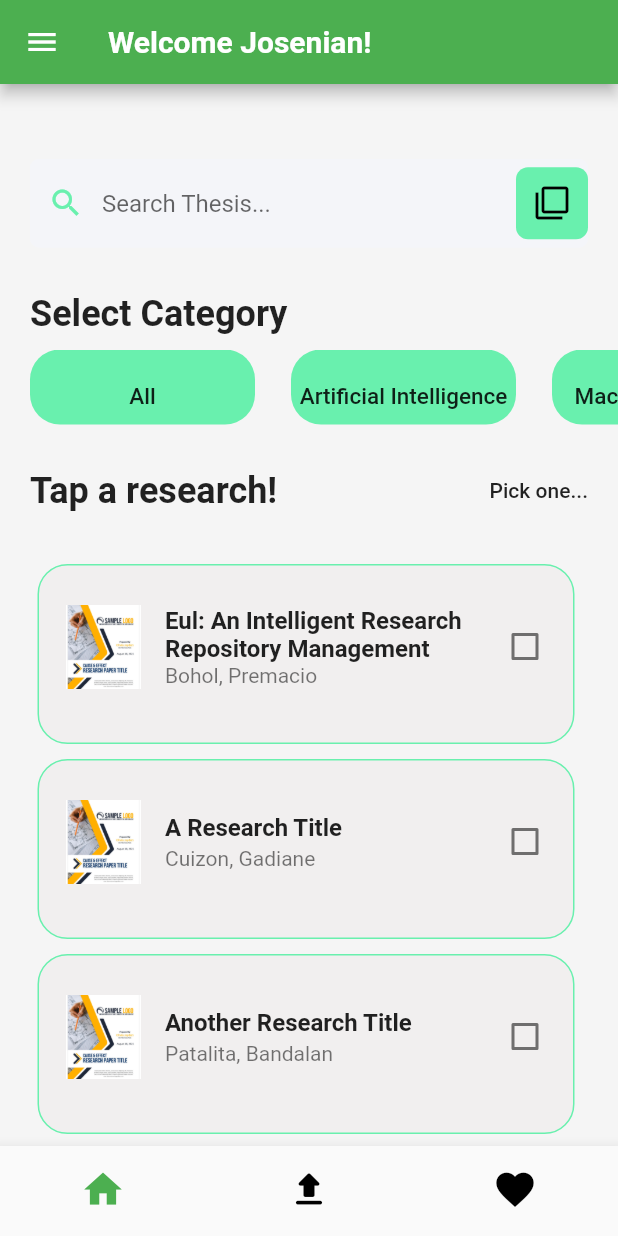
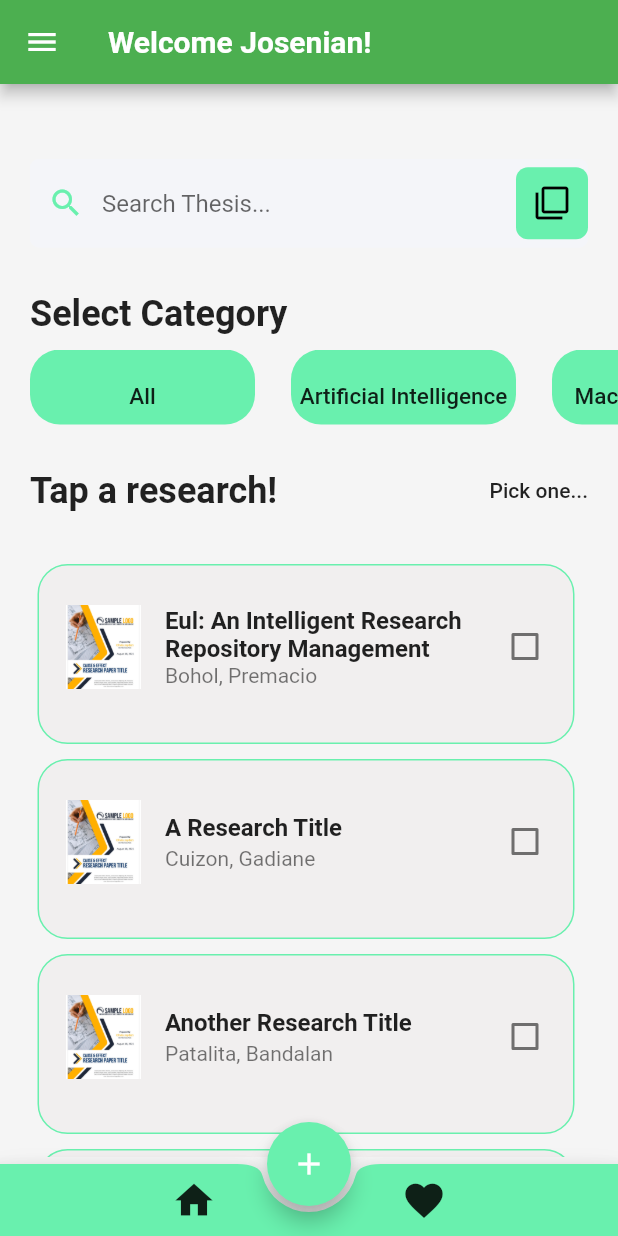
Before and after one commit to warpten123/Eul_Thesis, a Flutter app: the UserDashboard screen opened directly, on a phone screen of 412 x 824 dp. Run offline on Flutter 3.47's test engine with Material 2 defaults, Android fonts, the phone set to English and light mode, and no system bars; Roboto replaces fonts that are missing (LeonSans).

Commit message:
ui changes

```diff
--- a/lib/screens/content_userDashboard.dart
+++ b/lib/screens/content_userDashboard.dart
@@ -76,41 +76,6 @@ class _ContentUserDashBoardState extends State<ContentUserDashBoard> {
         child: Column(
           crossAxisAlignment: CrossAxisAlignment.start,
           children: <Widget>[
-            // SizedBox(
-            //   height: 60,
-            // ),
-            // Padding(
-            //   padding: EdgeInsets.only(left: 20, right: 20),
-            //   child: Row(
-            //     mainAxisAlignment: MainAxisAlignment.spaceBetween,
-            //     children: <Widget>[
-            //       Icon(
-            //         Icons.menu,
-            //         size: 36,
-            //       ),
-            //       ClipRRect(
-            //         borderRadius: BorderRadius.circular(30),
-            //         child: Image.asset(
-            //           'assets/pj.jpg',
-            //           height: 36,
-            //           width: 36,
-            //           fit: BoxFit.cover,
-            //         ),
-            //       ),
-            //     ],
-            //   ),
-            // ),
-            // SizedBox(
-            //   height: 30,
-            // ),
-            // Padding(
-            //   padding: EdgeInsets.only(left: 20),
-            //   child: Text(
-            //     'Welcome Josenian!',
-            //     style: TextStyle(
-            //         fontSize: 40, height: 1.2, fontWeight: FontWeight.bold),
-            //   ),
-            // ),
             SizedBox(
               height: 50,
             ),
@@ -302,10 +267,71 @@ class _ContentUserDashBoardState extends State<ContentUserDashBoard> {
           ],
         ),
       ),
-      // floatingActionButton: FloatingActionButton(
-      //   child: Icon(Icons.add),
-      //   onPressed: () {},
-      // ),
+      floatingActionButton: FloatingActionButton(
+        child: Icon(Icons.add),
+        backgroundColor: Colors.greenAccent,
+        splashColor: Colors.green,
+        onPressed: () {
+          showDialog(
+              context: context,
+              builder: (context) {
+                return Container(
+                  child: AlertDialog(
+                    title: Text(
+                      'Upload File',
+                      style: TextStyle(
+                          fontWeight: FontWeight.bold, fontSize: 20.0),
+                    ),
+                    content: IconButton(
+                      icon: Icon(
+                        Icons.upload,
+                        size: 50.0,
+                      ),
+                      onPressed: () {},
+                    ),
+                    actions: [
+                      TextButton(
+                          onPressed: () {
+                            Navigator.pop(context);
+                          },
+                          child: Text('CANCEL',
+                              style: TextStyle(
+                                fontSize: 18.0,
+                              ))),
+                      TextButton(
+                          onPressed: () {
+                            Navigator.pop(context);
+                          },
+                          child: Text('CONFIRM',
+                              style: TextStyle(
+                                fontSize: 18.0,
+                              ))),
+                    ],
+                  ),
+                );
+              });
+        },
+      ),
+      floatingActionButtonLocation: FloatingActionButtonLocation.centerDocked,
+      bottomNavigationBar: BottomAppBar(
+        color: Colors.greenAccent,
+        shape: CircularNotchedRectangle(),
+        child: Row(
+          mainAxisAlignment: MainAxisAlignment.spaceEvenly,
+          children: <Widget>[
+            IconButton(
+              onPressed: () {},
+              icon: Icon(Icons.home),
+              iconSize: 30.0,
+            ),
+            IconButton(
+              onPressed: () {},
+              icon: Icon(Icons.favorite),
+              iconSize: 30.0,
+            ),
+          ],
+        ),
+      ),
     ));
   }
 }
--- a/lib/screens/user_dashboard.dart
+++ b/lib/screens/user_dashboard.dart
@@ -11,31 +11,36 @@ class UserDashboard extends StatelessWidget {
   Widget build(BuildContext context) {
     return SafeArea(
         child: Scaffold(
-      bottomNavigationBar: BottomNavigationBar(
-        selectedItemColor: Colors.green,
-        unselectedItemColor: Colors.black,
-        showSelectedLabels: false,
-        showUnselectedLabels: false,
-        iconSize: 30,
-        items: [
-          BottomNavigationBarItem(
-            icon: Icon(
-              Icons.home,
-            ),
-            label: 'Home',
-          ),
-          BottomNavigationBarItem(
-            icon: Icon(Icons.upload_rounded),
-            label: 'Home',
-          ),
-          BottomNavigationBarItem(
-            icon: Icon(
-              Icons.favorite,
-            ),
-            label: 'Home',
-          ),
-        ],
-      ),
+      // bottomNavigationBar: BottomAppBar(
+      //   color: Colors.green,
+      //   shape: CircularNotchedRectangle(),
+      //   child: Row(
+      //     mainAxisAlignment: MainAxisAlignment.spaceEvenly,
+      //     children: <Widget>[
+      //       IconButton(onPressed: () {}, icon: Icon(Icons.home)),
+      //       IconButton(onPressed: () {}, icon: Icon(Icons.favorite)),
+      //     ],
+      //   ),
+
+      //   // items: [
+      //   //   BottomNavigationBarItem(
+      //   //     icon: Icon(
+      //   //       Icons.home,
+      //   //     ),
+      //   //     label: 'Home',
+      //   //   ),
+      //   //   BottomNavigationBarItem(
+      //   //     icon: Icon(Icons.upload_rounded),
+      //   //     label: 'Home',
+      //   //   ),
+      //   //   BottomNavigationBarItem(
+      //   //     icon: Icon(
+      //   //       Icons.favorite,
+      //   //     ),
+      //   //     label: 'Home',
+      //   //   ),
+      //   // ],
+      // ),
       body: ContentUserDashBoard(),
     ));
   }
```
Also changed, not shown: lib/screens/favorites_screen.dart (added).
